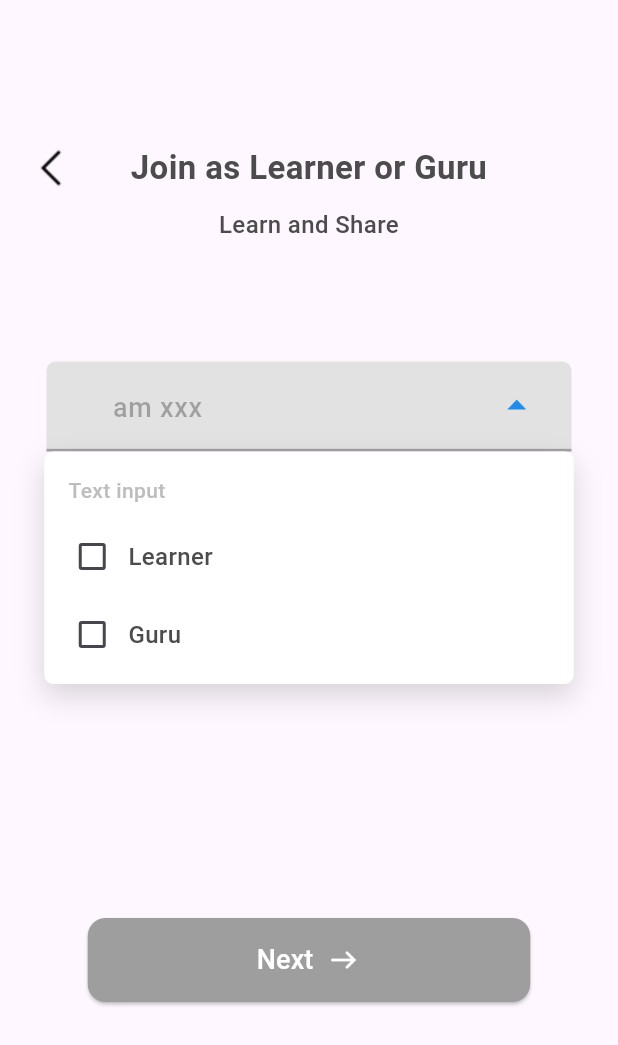
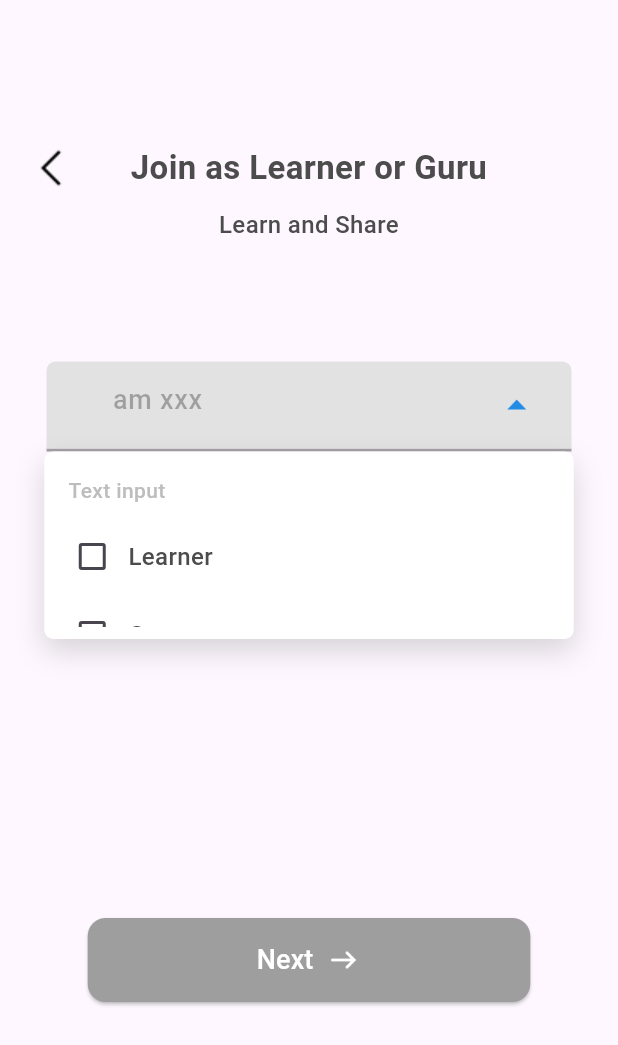
Before and after one commit to manikanta248/skill-guru, a Flutter app: the screen it shows after launch, after a tap on "am xxx", on a phone screen of 412 x 824 dp. Shown: the top 1045 px of the screen. Run offline on Flutter 3.47's test engine with Material 3 defaults, Android fonts, the phone set to English and light mode, and no system bars.

Commit message:
Updated page1.dart and page2.dart, added page3.dart

```diff
--- a/pages/lib/page/page1.dart
+++ b/pages/lib/page/page1.dart
@@ -1,5 +1,6 @@
 import 'package:flutter/material.dart';
 import 'package:pages/page/page2.dart';
+import 'package:pages/page/page3.dart';
 
 class SelectRole extends StatefulWidget {
   const SelectRole({super.key});
@@ -9,17 +10,18 @@ class SelectRole extends StatefulWidget {
 }
 
 class _SelectRoleState extends State<SelectRole> {
-  List<String> selectedRoles = []; // Holds the selected roles
-  bool _showRoles = false; // Controls the visibility of the checkboxes
-  final TextEditingController _roleController =
-      TextEditingController(); // Controller for the TextField
-  List<String> roles = ["Learner", "Guru"]; // List of roles
-  List<String> filteredRoles = []; // Filtered list based on search input
+  List<String> selectedRoles = [];
+  bool _showRoles = false;
+  final TextEditingController _roleController = TextEditingController();
+  List<String> roles = ["Learner", "Guru"];
+  List<String> filteredRoles = [];
+
+  String data = '';
 
   @override
   void initState() {
     super.initState();
-    filteredRoles = roles; // Initialize filteredRoles
+    filteredRoles = roles;
     _roleController.addListener(() {
       _filterRoles();
     });
@@ -32,21 +34,26 @@ class _SelectRoleState extends State<SelectRole> {
               role.toLowerCase().contains(_roleController.text.toLowerCase()))
           .toList();
 
-      // Show roles if there's any text in the search field
       _showRoles = _roleController.text.isNotEmpty;
     });
   }
 
   void _handleSubmit() {
-    print("Selected Roles: $selectedRoles");
-    // Add additional logic to store or send the data
+    if (selectedRoles.length < 2) {
+      data = selectedRoles[0];
+    }
   }
 
   void _navigateToDetailScreen() {
-    if (roles.isNotEmpty) {
+    if (roles.isNotEmpty && selectedRoles.length < 2) {
       Navigator.push(
         context,
-        MaterialPageRoute(builder: (context) => const LearnerSkills()),
+        MaterialPageRoute(builder: (context) => LearnerSkills(data: data)),
+      );
+    } else {
+      Navigator.push(
+        context,
+        MaterialPageRoute(builder: (context) => LearnerGuruSkills(data: data)),
       );
     }
   }
@@ -63,8 +70,7 @@ class _SelectRoleState extends State<SelectRole> {
               Stack(
                 children: [
                   Padding(
-                    padding: const EdgeInsets.only(
-                        left: 20), // 20px gap from the start
+                    padding: const EdgeInsets.only(left: 20),
                     child: Align(
                       alignment: Alignment.centerLeft,
                       child: Image.asset('assets/images/back.png'),
@@ -96,10 +102,10 @@ class _SelectRoleState extends State<SelectRole> {
                   ),
                 ),
               ),
-              // Button to toggle visibility of checkboxes
               const SizedBox(height: 80),
               Container(
-                width: 350, height: 60, // Adjust the width as needed
+                width: 350,
+                height: 60,
                 decoration: const BoxDecoration(
                   border: Border(
                     bottom: BorderSide(
@@ -127,12 +133,11 @@ class _SelectRoleState extends State<SelectRole> {
                       ),
                     ),
                     overlayColor: WidgetStateProperty.all(Colors.transparent),
-                    minimumSize: WidgetStateProperty.all(
-                        const Size(150, 40)), // Set the button size here
+                    minimumSize: WidgetStateProperty.all(const Size(150, 40)),
                   ),
                   onPressed: () {
                     setState(() {
-                      _showRoles = !_showRoles; // Toggle the visibility
+                      _showRoles = !_showRoles;
                     });
                   },
                   child: Row(
@@ -140,8 +145,8 @@ class _SelectRoleState extends State<SelectRole> {
                     children: [
                       const Padding(padding: EdgeInsets.only(left: 44)),
                       SizedBox(
-                        width: 102, // Adjust the TextField width as needed
-                        height: 20,
+                        width: 102,
+                        height: 30,
                         child: TextField(
                           controller: _roleController,
                           decoration: const InputDecoration(
@@ -170,15 +175,13 @@ class _SelectRoleState extends State<SelectRole> {
                   ),
                 ),
               ),
-
-              // Show roles when _showRoles is true
               Visibility(
                 visible: _showRoles,
                 child: Container(
                   padding: const EdgeInsets.symmetric(vertical: 8),
                   width: 353,
                   constraints: const BoxConstraints(
-                    maxHeight: 155, // Set the maximum height
+                    maxHeight: 125,
                   ),
                   decoration: BoxDecoration(
                     color: Colors.white,
@@ -201,7 +204,7 @@ class _SelectRoleState extends State<SelectRole> {
                         child: Align(
                           alignment: Alignment.centerLeft,
                           child: Text(
-                            "Text input", // Fixed "Roles" text
+                            "Text input",
                             style: TextStyle(
                               fontSize: 14,
                               fontWeight: FontWeight.w500,
@@ -211,24 +214,20 @@ class _SelectRoleState extends State<SelectRole> {
                         ),
                       ),
                       Expanded(
-                        // Expanded to take available space for scrolling
                         child: SingleChildScrollView(
-                          padding: EdgeInsets.symmetric(horizontal: 8),
+                          padding: const EdgeInsets.symmetric(horizontal: 8),
                           child: Column(
                             crossAxisAlignment: CrossAxisAlignment.start,
                             children: [
-                              // Checkboxes
                               ...filteredRoles.map((String role) {
                                 bool isSelected = selectedRoles.contains(role);
                                 return Container(
-                                  margin: const EdgeInsets.symmetric(
-                                      vertical: 2), // Gap between rows
+                                  margin:
+                                      const EdgeInsets.symmetric(vertical: 2),
                                   decoration: BoxDecoration(
-                                    color: isSelected
-                                        ? Colors.blue
-                                        : Colors.white, // Background color
-                                    borderRadius: BorderRadius.circular(
-                                        8), // Apply border radius
+                                    color:
+                                        isSelected ? Colors.blue : Colors.white,
+                                    borderRadius: BorderRadius.circular(8),
                                   ),
                                   child: Row(
                                     children: [
@@ -243,10 +242,8 @@ class _SelectRoleState extends State<SelectRole> {
                                             }
                                           });
                                         },
-                                        activeColor:
-                                            Colors.blue, // Checkbox color
-                                        checkColor:
-                                            Colors.white, // Checkmark color
+                                        activeColor: Colors.blue,
+                                        checkColor: Colors.white,
                                       ),
                                       Expanded(
                                         child: Text(
@@ -256,15 +253,15 @@ class _SelectRoleState extends State<SelectRole> {
                                             fontWeight: FontWeight.w500,
                                             color: isSelected
                                                 ? Colors.white
-                                                : const Color.fromRGBO(76, 76,
-                                                    76, 1), // Text color
+                                                : const Color.fromRGBO(
+                                                    76, 76, 76, 1),
                                           ),
                                         ),
                                       ),
                                     ],
                                   ),
                                 );
-                              }).toList(),
+                              }),
                             ],
                           ),
                         ),
@@ -275,8 +272,6 @@ class _SelectRoleState extends State<SelectRole> {
               ),
             ],
           ),
-
-          // Fixed Submit Button in the center but slightly down
           Align(
             alignment: Alignment.center,
             child: Padding(
@@ -329,8 +324,7 @@ class _SelectRoleState extends State<SelectRole> {
 
   @override
   void dispose() {
-    _roleController
-        .dispose(); // Dispose of the controller when the widget is disposed
+    _roleController.dispose();
     super.dispose();
   }
 }
```
Also changed, not shown: pages/lib/page/page2.dart (+77 -76 lines), pages/lib/page/page3.dart (added, +397 -0 lines).
